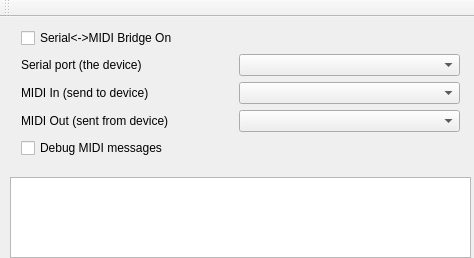
Before: the Qt Designer form mainwindow.ui in projectgus/hairless-midiserial, drawn with Qt 5.
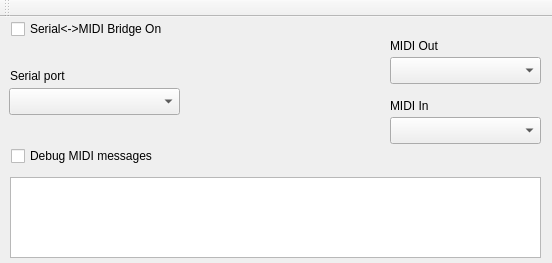
After: the same form once the commit is applied. Icons and pictures are not drawn.

Commit message: Rearrange UI around an icon

```diff
--- a/mainwindow.ui
+++ b/mainwindow.ui
@@ -6,8 +6,8 @@
    <rect>
     <x>0</x>
     <y>0</y>
-    <width>474</width>
-    <height>258</height>
+    <width>552</width>
+    <height>263</height>
    </rect>
   </property>
   <property name="sizePolicy">
@@ -20,86 +20,12 @@
    <string>Hairless MIDI&lt;-&gt;Serial Bridge</string>
   </property>
   <widget class="QWidget" name="centralWidget">
-   <widget class="QWidget" name="layoutWidget">
-    <property name="geometry">
-     <rect>
-      <x>10</x>
-      <y>0</y>
-      <width>461</width>
-      <height>156</height>
-     </rect>
-    </property>
-    <layout class="QGridLayout" name="gridLayout">
-     <item row="1" column="0">
-      <widget class="QLabel" name="label">
-       <property name="maximumSize">
-        <size>
-         <width>212</width>
-         <height>16777215</height>
-        </size>
-       </property>
-       <property name="text">
-        <string>Serial port (the device)</string>
-       </property>
-      </widget>
-     </item>
-     <item row="2" column="0">
-      <widget class="QLabel" name="label_3">
-       <property name="maximumSize">
-        <size>
-         <width>212</width>
-         <height>16777215</height>
-        </size>
-       </property>
-       <property name="text">
-        <string>MIDI In (send to device)</string>
-       </property>
-      </widget>
-     </item>
-     <item row="2" column="2">
-      <widget class="QComboBox" name="cmbMidiIn"/>
-     </item>
-     <item row="3" column="0">
-      <widget class="QLabel" name="label_2">
-       <property name="maximumSize">
-        <size>
-         <width>212</width>
-         <height>16777215</height>
-        </size>
-       </property>
-       <property name="text">
-        <string>MIDI Out (sent from device)</string>
-       </property>
-      </widget>
-     </item>
-     <item row="3" column="2">
-      <widget class="QComboBox" name="cmbMidiOut"/>
-     </item>
-     <item row="1" column="2">
-      <widget class="QComboBox" name="cmbSerial"/>
-     </item>
-     <item row="0" column="0">
-      <widget class="QCheckBox" name="chk_on">
-       <property name="text">
-        <string>Serial&lt;-&gt;MIDI Bridge On</string>
-       </property>
-      </widget>
-     </item>
-     <item row="4" column="0">
-      <widget class="QCheckBox" name="chk_debug">
-       <property name="text">
-        <string>Debug MIDI messages</string>
-       </property>
-      </widget>
-     </item>
-    </layout>
-   </widget>
    <widget class="QListWidget" name="lst_debug">
     <property name="geometry">
      <rect>
       <x>10</x>
       <y>160</y>
-      <width>461</width>
+      <width>531</width>
       <height>81</height>
      </rect>
     </property>
@@ -107,6 +33,135 @@
      <bool>true</bool>
     </property>
    </widget>
+   <widget class="QLabel" name="label_4">
+    <property name="geometry">
+     <rect>
+      <x>190</x>
+      <y>30</y>
+      <width>201</width>
+      <height>91</height>
+     </rect>
+    </property>
+    <property name="text">
+     <string/>
+    </property>
+    <property name="pixmap">
+     <pixmap>images/arrows2.png</pixmap>
+    </property>
+   </widget>
+   <widget class="QLabel" name="label">
+    <property name="geometry">
+     <rect>
+      <x>10</x>
+      <y>50</y>
+      <width>146</width>
+      <height>17</height>
+     </rect>
+    </property>
+    <property name="maximumSize">
+     <size>
+      <width>212</width>
+      <height>16777215</height>
+     </size>
+    </property>
+    <property name="text">
+     <string>Serial port</string>
+    </property>
+   </widget>
+   <widget class="QCheckBox" name="chk_on">
+    <property name="geometry">
+     <rect>
+      <x>11</x>
+      <y>1</y>
+      <width>185</width>
+      <height>22</height>
+     </rect>
+    </property>
+    <property name="text">
+     <string>Serial&lt;-&gt;MIDI Bridge On</string>
+    </property>
+   </widget>
+   <widget class="QCheckBox" name="chk_debug">
+    <property name="geometry">
+     <rect>
+      <x>11</x>
+      <y>128</y>
+      <width>171</width>
+      <height>22</height>
+     </rect>
+    </property>
+    <property name="text">
+     <string>Debug MIDI messages</string>
+    </property>
+   </widget>
+   <widget class="QComboBox" name="cmbMidiIn">
+    <property name="geometry">
+     <rect>
+      <x>390</x>
+      <y>100</y>
+      <width>151</width>
+      <height>27</height>
+     </rect>
+    </property>
+   </widget>
+   <widget class="QLabel" name="label_2">
+    <property name="geometry">
+     <rect>
+      <x>390</x>
+      <y>20</y>
+      <width>175</width>
+      <height>17</height>
+     </rect>
+    </property>
+    <property name="maximumSize">
+     <size>
+      <width>212</width>
+      <height>16777215</height>
+     </size>
+    </property>
+    <property name="text">
+     <string>MIDI Out</string>
+    </property>
+   </widget>
+   <widget class="QLabel" name="label_3">
+    <property name="geometry">
+     <rect>
+      <x>390</x>
+      <y>80</y>
+      <width>149</width>
+      <height>17</height>
+     </rect>
+    </property>
+    <property name="maximumSize">
+     <size>
+      <width>212</width>
+      <height>16777215</height>
+     </size>
+    </property>
+    <property name="text">
+     <string>MIDI In</string>
+    </property>
+   </widget>
+   <widget class="QComboBox" name="cmbMidiOut">
+    <property name="geometry">
+     <rect>
+      <x>390</x>
+      <y>40</y>
+      <width>151</width>
+      <height>27</height>
+     </rect>
+    </property>
+   </widget>
+   <widget class="QComboBox" name="cmbSerial">
+    <property name="geometry">
+     <rect>
+      <x>9</x>
+      <y>71</y>
+      <width>171</width>
+      <height>27</height>
+     </rect>
+    </property>
+   </widget>
   </widget>
   <widget class="QToolBar" name="mainToolBar">
    <attribute name="toolBarArea">
```
The commit also changes 2 other files.
